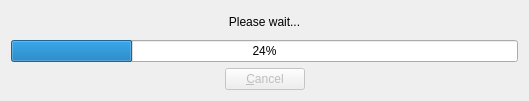
First picture: the form in pkg-explorer/src/ProcessDialog.ui, repository m2osw/unigw, before the edit.
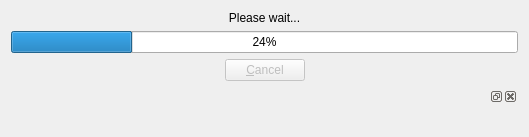
Second picture: the form after the edit. Icons and pictures are not drawn. Custom widgets are drawn as their Qt base class.

```diff
--- a/pkg-explorer/src/ProcessDialog.ui
+++ b/pkg-explorer/src/ProcessDialog.ui
@@ -10,7 +10,7 @@
     <x>0</x>
     <y>0</y>
     <width>529</width>
-    <height>101</height>
+    <height>137</height>
    </rect>
   </property>
   <property name="contextMenuPolicy">
@@ -26,7 +26,7 @@
   <property name="modal">
    <bool>true</bool>
   </property>
-  <layout class="QVBoxLayout" name="verticalLayout" stretch="1,0,0">
+  <layout class="QVBoxLayout" name="verticalLayout">
    <item>
     <widget class="QLabel" name="f_label">
      <property name="text">
@@ -93,8 +93,21 @@
      </item>
     </layout>
    </item>
+   <item>
+    <widget class="QDockWidget" name="f_dockWidget">
+     <widget class="LogForm" name="f_logForm"/>
+    </widget>
+   </item>
   </layout>
  </widget>
+ <customwidgets>
+  <customwidget>
+   <class>LogForm</class>
+   <extends>QWidget</extends>
+   <header>LogForm.h</header>
+   <container>1</container>
+  </customwidget>
+ </customwidgets>
  <resources/>
  <connections/>
 </ui>
```
